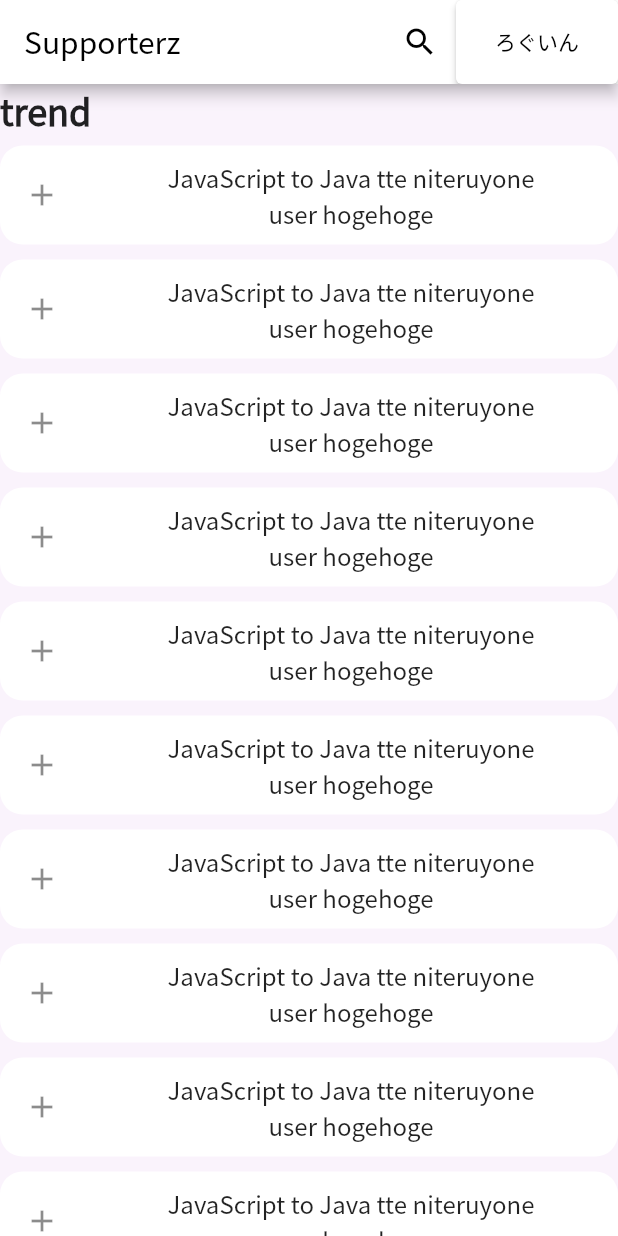
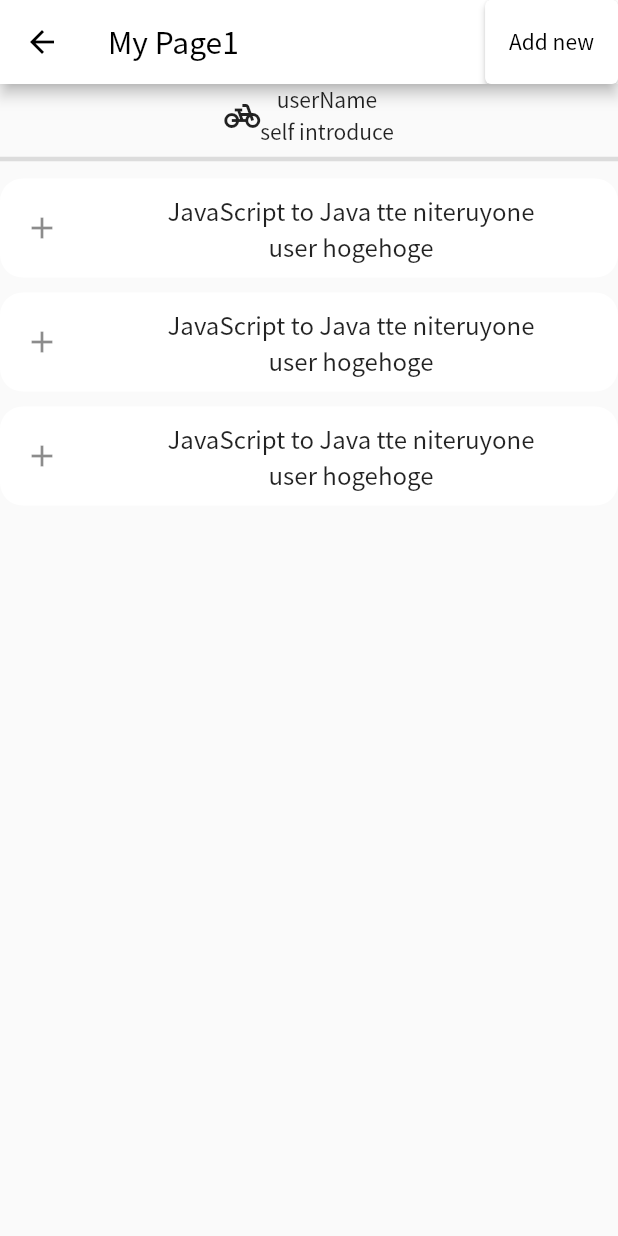
Before and after one commit to Hiroki1112/hackathon_supporterz, a Flutter app: the screen it shows after launch, after a tap on "ろぐいん", on a phone screen of 412 x 824 dp. Run offline on Flutter 3.47's test engine with Material 2 defaults, Android fonts, the phone set to English and light mode, and no system bars; our stand-ins replace url_strategy.

Commit message:
mypage
マイページの画面の作成

```diff
--- a/lib/main.dart
+++ b/lib/main.dart
@@ -36,19 +36,19 @@
         // 引数を格納するモデルを作成しておき、setting.argumentsで得られる値を
         // 作成したモデルにキャストして使用する。
         // 参考　：　https://flutter.dev/docs/cookbook/navigation/navigate-with-arguments
-        if (setting.name == MyPageScreen.routeName) {
-          debugPrint(setting.name);
-          final args = setting.arguments as MyPageScreenArgs;
-          return MaterialPageRoute(
-            // ここでsettingを渡さないと遷移した時にURLが遷移しない
-            settings: setting,
-            builder: (BuildContext context) {
-              return MyPageScreen(
-                title: args.title,
-              );
-            },
-          );
-        }
+        // if (setting.name == MyPageScreen.routeName) {
+        //   debugPrint(setting.name);
+        //   final args = setting.arguments as MyPageScreenArgs;
+        //   return MaterialPageRoute(
+        //     // ここでsettingを渡さないと遷移した時にURLが遷移しない
+        //     settings: setting,
+        //     builder: (BuildContext context) {
+        //       return MyPageScreen(
+        //         title: args.title,
+        //       );
+        //     },
+        //   );
+        // }
 
         assert(false, 'Need to implement ${setting.name}');
         return null;
--- /dev/null
+++ b/lib/models/user.dart
@@ -0,0 +1,6 @@
+class User {
+  final String userName, selfIntroduction, twitterLink, githubAccount;
+
+  User(this.userName, this.selfIntroduction, this.twitterLink,
+      this.githubAccount);
+}
--- a/lib/routes.dart
+++ b/lib/routes.dart
@@ -1,5 +1,7 @@
 import 'package:flutter/material.dart';
 import 'package:hackathon_supporterz/screens/home/home_screen.dart';
+import 'package:hackathon_supporterz/screens/my_page/mypage_screen.dart';
+import 'package:hackathon_supporterz/screens/post_screen/post_screen.dart';
 
 /// routesに全てのページを集約して、クラス内で引数を取得することもできたが、
 /// 引数が必要なウィジェット、不要なウィジェットが分かりにくくなるため
@@ -11,4 +13,6 @@ import 'package:hackathon_supporterz/screens/home/home_screen.dart';
 /// ページ遷移の処理を書く。
 final Map<String, WidgetBuilder> routes = {
   HomeScreen.routeName: (context) => HomeScreen(),
+  MyPageScreen.routeName: (context) => const MyPageScreen(),
+  PostScreen.routeName: (context) => const PostScreen()
 };
--- a/lib/screens/home/home_screen.dart
+++ b/lib/screens/home/home_screen.dart
@@ -2,6 +2,7 @@ import 'package:flutter/material.dart';
 import 'package:hackathon_supporterz/util/app_theme.dart';
 import 'package:hackathon_supporterz/util/config.dart';
 import 'package:hackathon_supporterz/widgets/appbar/my_appbar.dart';
+import 'package:hackathon_supporterz/widgets/tiles/post_tile.dart';
 
 class HomeScreen extends StatelessWidget {
   static const routeName = '/';
@@ -106,7 +107,7 @@ class HomeScreen extends StatelessWidget {
   Widget build(BuildContext context) {
     return Scaffold(
       backgroundColor: AppTheme.background,
-      appBar: myAppBar(),
+      appBar: myAppBar(context),
       body: ListView(
         children: <Widget>[
           const Text(
@@ -119,46 +120,3 @@ class HomeScreen extends StatelessWidget {
     );
   }
 }
-
-class PostTile extends StatelessWidget {
-  const PostTile({
-    Key? key,
-    required this.simplePost,
-  }) : super(key: key);
-  final SimplePost simplePost;
-
-  @override
-  Widget build(BuildContext context) {
-    return Container(
-      margin: const EdgeInsets.symmetric(vertical: 5),
-      padding: const EdgeInsets.symmetric(vertical: 5),
-      width: Config.deviceWidth(context) * 0.9,
-      decoration: BoxDecoration(
-        color: Colors.white,
-        borderRadius: BorderRadius.circular(15),
-      ),
-      child: ListTile(
-        onTap: () {
-          debugPrint('list tile tapped');
-        },
-        leading: const Icon(Icons.add),
-        title: Column(
-          children: [
-            Text(
-              simplePost.title,
-              maxLines: 2,
-              overflow: TextOverflow.ellipsis,
-            ),
-            Text(simplePost.userName)
-          ],
-        ),
-      ),
-    );
-  }
-}
-
-class SimplePost {
-  final String title, userName;
-
-  SimplePost(this.title, this.userName);
-}
--- a/lib/screens/my_page/mypage_screen.dart
+++ b/lib/screens/my_page/mypage_screen.dart
@@ -1,26 +1,68 @@
 import 'package:flutter/material.dart';
+import 'package:hackathon_supporterz/screens/post_screen/post_screen.dart';
+import 'package:hackathon_supporterz/widgets/tiles/post_tile.dart';
 
 class MyPageScreen extends StatelessWidget {
   static String routeName = '/mypage';
   const MyPageScreen({
     Key? key,
-    this.title,
+    //this.title,
   }) : super(key: key);
-  final String? title;
+  //final String? title;
 
   @override
   Widget build(BuildContext context) {
     return Scaffold(
       appBar: AppBar(
-        title: const Text('My Page'),
+        title: const Text('My Page1'),
+        actions: [
+          ElevatedButton(
+            onPressed: () {
+              // TODO: 投稿画面への遷移
+              Navigator.pushNamed(context, PostScreen.routeName);
+            },
+            child: Text('Add new'),
+          ),
+        ],
       ),
-      body: Center(
-        child: Column(
-          mainAxisSize: MainAxisSize.min,
-          children: [
-            Text(title!),
-          ],
-        ),
+      body: ListView(
+        children: [
+          Center(
+            child: Row(
+              mainAxisSize: MainAxisSize.min,
+              children: [
+                Icon(Icons.pedal_bike),
+                Column(
+                  children: const [
+                    Text('userName'),
+                    Text('self introduce'),
+                  ],
+                ),
+              ],
+            ),
+          ),
+          const Divider(
+            thickness: 3,
+          ),
+          PostTile(
+            simplePost: SimplePost(
+              'JavaScript to Java tte niteruyone',
+              'user hogehoge',
+            ),
+          ),
+          PostTile(
+            simplePost: SimplePost(
+              'JavaScript to Java tte niteruyone',
+              'user hogehoge',
+            ),
+          ),
+          PostTile(
+            simplePost: SimplePost(
+              'JavaScript to Java tte niteruyone',
+              'user hogehoge',
+            ),
+          ),
+        ],
       ),
     );
   }
--- a/lib/widgets/appbar/my_appbar.dart
+++ b/lib/widgets/appbar/my_appbar.dart
@@ -1,6 +1,7 @@
 import 'package:flutter/material.dart';
+import 'package:hackathon_supporterz/screens/my_page/mypage_screen.dart';
 
-AppBar myAppBar() {
+AppBar myAppBar(BuildContext context) {
   return AppBar(
     title: const Text('Supporterz'),
     actions: [
@@ -9,7 +10,9 @@ AppBar myAppBar() {
         icon: const Icon(Icons.search),
       ),
       ElevatedButton(
-        onPressed: () {},
+        onPressed: () {
+          Navigator.pushNamed(context, MyPageScreen.routeName);
+        },
         child: const Padding(
           padding: EdgeInsets.symmetric(horizontal: 10, vertical: 5),
           child: Text('ろぐいん'),
--- /dev/null
+++ b/lib/widgets/tiles/post_tile.dart
@@ -0,0 +1,45 @@
+import 'package:flutter/material.dart';
+import 'package:hackathon_supporterz/util/config.dart';
+
+class PostTile extends StatelessWidget {
+  const PostTile({
+    Key? key,
+    required this.simplePost,
+  }) : super(key: key);
+  final SimplePost simplePost;
+
+  @override
+  Widget build(BuildContext context) {
+    return Container(
+      margin: const EdgeInsets.symmetric(vertical: 5),
+      padding: const EdgeInsets.symmetric(vertical: 5),
+      width: Config.deviceWidth(context) * 0.9,
+      decoration: BoxDecoration(
+        color: Colors.white,
+        borderRadius: BorderRadius.circular(15),
+      ),
+      child: ListTile(
+        onTap: () {
+          debugPrint('list tile tapped');
+        },
+        leading: const Icon(Icons.add),
+        title: Column(
+          children: [
+            Text(
+              simplePost.title,
+              maxLines: 2,
+              overflow: TextOverflow.ellipsis,
+            ),
+            Text(simplePost.userName)
+          ],
+        ),
+      ),
+    );
+  }
+}
+
+class SimplePost {
+  final String title, userName;
+
+  SimplePost(this.title, this.userName);
+}
```
Also changed, not shown: lib/screens/post_screen/post_screen.dart (added, +20 -0 lines).
